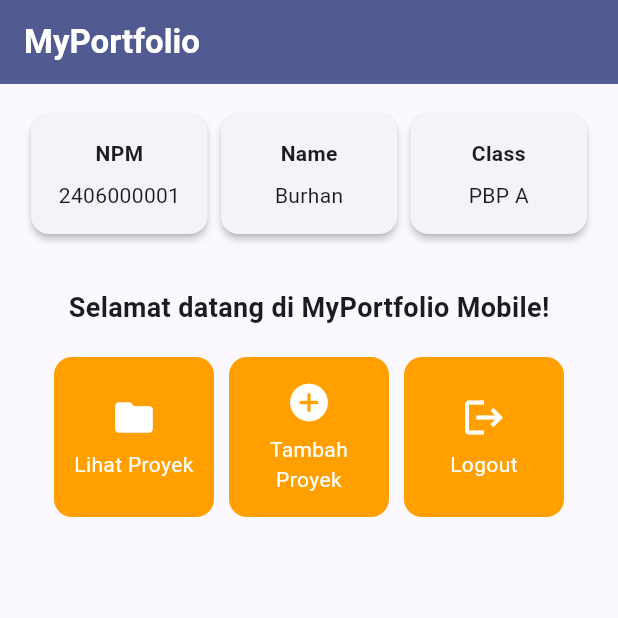
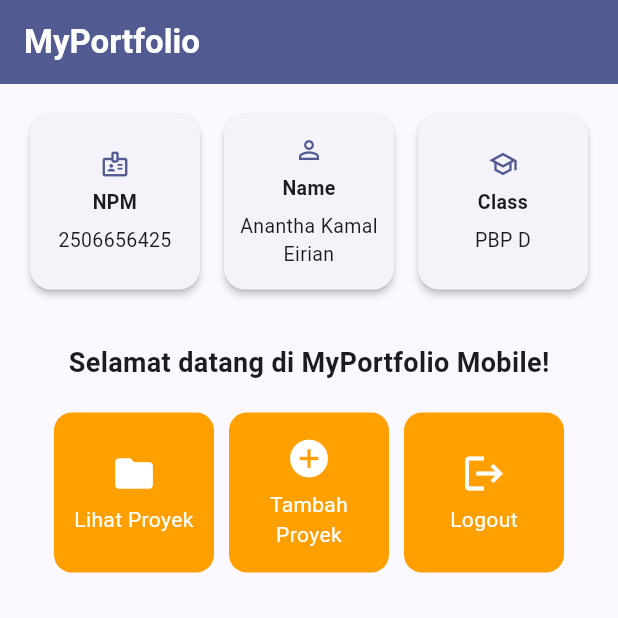
Before and after one commit to ananthakamal-lgtm/myportofolio_mobile, a Flutter app: the screen it shows after launch, on a phone screen of 412 x 824 dp, the top half of it. Run offline on Flutter 3.47's test engine with Material 3 defaults, Android fonts, the phone set to English and light mode, and no system bars.

Commit message:
feat(menu): update InfoCard with personal identity and responsive layout

```diff
--- a/lib/menu.dart
+++ b/lib/menu.dart
@@ -3,9 +3,9 @@ import 'package:flutter/material.dart';
 class MyHomePage extends StatelessWidget {
   MyHomePage({super.key});
 
-  final String npm = "2406000001";
-  final String nama = "Burhan";
-  final String kelas = "PBP A";
+  final String npm = "2506656425";
+  final String nama = "Anantha Kamal Eirian";
+  final String kelas = "PBP D";
 
   final List<ItemHomepage> items = [
     ItemHomepage("Lihat Proyek", Icons.folder),
@@ -34,14 +34,36 @@ class MyHomePage extends StatelessWidget {
         child: Column(
           crossAxisAlignment: CrossAxisAlignment.center,
           children: [
-            // Baris horizontal untuk menampilkan 3 InfoCard secara sejajar.
-            Row(
-              mainAxisAlignment: MainAxisAlignment.spaceEvenly,
-              children: [
-                InfoCard(title: 'NPM', content: npm),
-                InfoCard(title: 'Name', content: nama),
-                InfoCard(title: 'Class', content: kelas),
-              ],
+            // Baris horizontal untuk menampilkan 3 InfoCard secara sejajar dan simetris.
+            IntrinsicHeight(
+              child: Row(
+                crossAxisAlignment: CrossAxisAlignment.stretch,
+                children: [
+                  Expanded(
+                    child: InfoCard(
+                      title: 'NPM',
+                      content: npm,
+                      icon: Icons.badge_outlined,
+                    ),
+                  ),
+                  const SizedBox(width: 8.0),
+                  Expanded(
+                    child: InfoCard(
+                      title: 'Name',
+                      content: nama,
+                      icon: Icons.person_outline,
+                    ),
+                  ),
+                  const SizedBox(width: 8.0),
+                  Expanded(
+                    child: InfoCard(
+                      title: 'Class',
+                      content: kelas,
+                      icon: Icons.school_outlined,
+                    ),
+                  ),
+                ],
+              ),
             ),
 
             const SizedBox(height: 16.0),
@@ -84,31 +106,50 @@ class MyHomePage extends StatelessWidget {
   }
 }
 
+/// Kartu informasi profil pemilik portofolio yang menampilkan ikon opsional,
+/// judul ([title]), dan isi ([content]) secara terpusat.
 class InfoCard extends StatelessWidget {
-  // Kartu informasi yang menampilkan judul (title) dan isi (content).
   final String title;
   final String content;
+  final IconData? icon;
 
-  const InfoCard({super.key, required this.title, required this.content});
+  const InfoCard({
+    super.key,
+    required this.title,
+    required this.content,
+    this.icon,
+  });
 
   @override
   Widget build(BuildContext context) {
+    final colorScheme = Theme.of(context).colorScheme;
+
     return Card(
-      // Memberikan efek bayangan kartu elevasi 2 unit.
       elevation: 2.0,
-      child: Container(
-        // Menyesuaikan lebar kartu dengan proporsi layar (dibagi 3.5).
-        width: MediaQuery.of(context).size.width / 3.5,
-        padding: const EdgeInsets.all(16.0),
-        // Menyusun teks title dan content secara vertikal.
+      shape: RoundedRectangleBorder(borderRadius: BorderRadius.circular(14)),
+      child: Padding(
+        padding: const EdgeInsets.symmetric(horizontal: 10.0, vertical: 14.0),
         child: Column(
+          mainAxisAlignment: MainAxisAlignment.center,
           children: [
+            if (icon != null) ...[
+              Icon(icon, size: 20.0, color: colorScheme.primary),
+              const SizedBox(height: 6.0),
+            ],
             Text(
               title,
-              style: const TextStyle(fontWeight: FontWeight.bold),
+              textAlign: TextAlign.center,
+              style: const TextStyle(
+                fontWeight: FontWeight.bold,
+                fontSize: 13.0,
+              ),
             ),
-            const SizedBox(height: 8.0),
-            Text(content),
+            const SizedBox(height: 6.0),
+            Text(
+              content,
+              textAlign: TextAlign.center,
+              style: const TextStyle(fontSize: 13.0),
+            ),
           ],
         ),
       ),
```
